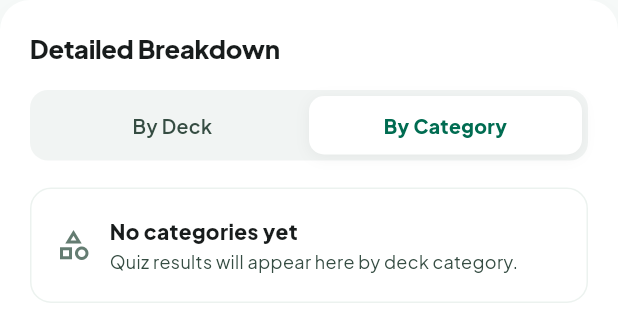
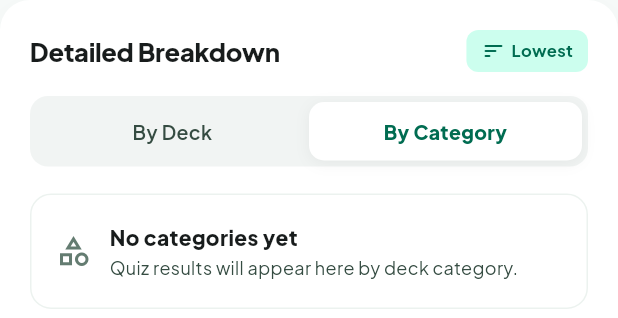
Before and after one commit to Sandy-hub-16/MnemoApp_ADET, a Flutter app: the _DetailedBreakdownSection widget shown alone on an empty page, opened directly with empty values, after a tap on "By Category", on a phone screen of 412 x 824 dp. Shown: the top 318 px of the screen. Run offline on Flutter 3.47's test engine with Material 3 defaults, Android fonts, the phone set to English and light mode, and no system bars; our stand-ins replace cloud_firestore, file_picker, firebase_auth, firebase_core, firebase_storage, flutter_dotenv and 4 more; missing offline and left inert: file_saver; accounts and stored records are empty; network calls fail.

Commit message:
progress logic and UI changes

```diff
--- a/lib/ui-layer/main_screens/progress_screen.dart
+++ b/lib/ui-layer/main_screens/progress_screen.dart
@@ -1436,6 +1436,53 @@ class _DetailedBreakdownSection extends StatefulWidget {
 class _DetailedBreakdownSectionState
     extends State<_DetailedBreakdownSection> {
   int _selectedTab = 0;
+  String _sortBy = 'lowest'; // Default: lowest score first
+
+  List<DeckProgressSummary> _sortDecks(List<DeckProgressSummary> decks) {
+    final sorted = List<DeckProgressSummary>.from(decks);
+    switch (_sortBy) {
+      case 'lowest':
+        sorted.sort((a, b) => a.mastery.compareTo(b.mastery));
+        break;
+      case 'highest':
+        sorted.sort((a, b) => b.mastery.compareTo(a.mastery));
+        break;
+      case 'recent':
+        sorted.sort((a, b) {
+          final aDate = a.lastStudiedAt ?? DateTime.fromMillisecondsSinceEpoch(0);
+          final bDate = b.lastStudiedAt ?? DateTime.fromMillisecondsSinceEpoch(0);
+          return bDate.compareTo(aDate);
+        });
+        break;
+      case 'quizzes':
+        sorted.sort((a, b) => b.attemptCount.compareTo(a.attemptCount));
+        break;
+      case 'alphabetical':
+        sorted.sort((a, b) => a.deckTitle.toLowerCase().compareTo(b.deckTitle.toLowerCase()));
+        break;
+    }
+    return sorted;
+  }
+
+  List<_SubjectStat> _sortSubjects(List<_SubjectStat> subjects) {
+    final sorted = List<_SubjectStat>.from(subjects);
+    switch (_sortBy) {
+      case 'lowest':
+        sorted.sort((a, b) => a.percent.compareTo(b.percent));
+        break;
+      case 'highest':
+        sorted.sort((a, b) => b.percent.compareTo(a.percent));
+        break;
+      case 'recent':
+      case 'quizzes':
+        sorted.sort((a, b) => b.attemptCount.compareTo(a.attemptCount));
+        break;
+      case 'alphabetical':
+        sorted.sort((a, b) => a.label.toLowerCase().compareTo(b.label.toLowerCase()));
+        break;
+    }
+    return sorted;
+  }
 
   @override
   Widget build(BuildContext context) {
@@ -1445,6 +1492,9 @@ class _DetailedBreakdownSectionState
       child: Column(
         crossAxisAlignment: CrossAxisAlignment.start,
         children: [
+          Row(
+            mainAxisAlignment: MainAxisAlignment.spaceBetween,
+            children: [
               Text(
                 'Detailed Breakdown',
                 style: GoogleFonts.plusJakartaSans(
@@ -1453,6 +1503,45 @@ class _DetailedBreakdownSectionState
                   color: AppColors.onSurface,
                   letterSpacing: -0.2,
                 ),
+              ),
+              // Sort dropdown
+              PopupMenuButton<String>(
+                initialValue: _sortBy,
+                onSelected: (value) => setState(() => _sortBy = value),
+                offset: const Offset(0, 40),
+                shape: RoundedRectangleBorder(borderRadius: BorderRadius.circular(16)),
+                color: AppColors.surfaceContainerLowest,
+                child: Container(
+                  padding: const EdgeInsets.symmetric(horizontal: 10, vertical: 6),
+                  decoration: BoxDecoration(
+                    color: AppColors.primaryContainer.withOpacity(0.3),
+                    borderRadius: BorderRadius.circular(8),
+                  ),
+                  child: Row(
+                    mainAxisSize: MainAxisSize.min,
+                    children: [
+                      Icon(Icons.sort_rounded, color: AppColors.primary, size: 16),
+                      const SizedBox(width: 4),
+                      Text(
+                        _getSortLabel(),
+                        style: GoogleFonts.plusJakartaSans(
+                          fontSize: 11,
+                          fontWeight: FontWeight.w700,
+                          color: AppColors.primary,
+                        ),
+                      ),
+                    ],
+                  ),
+                ),
+                itemBuilder: (context) => [
+                  _buildSortMenuItem('lowest', 'Lowest Score First', Icons.arrow_downward_rounded),
+                  _buildSortMenuItem('highest', 'Highest Score First', Icons.arrow_upward_rounded),
+                  _buildSortMenuItem('recent', 'Recently Studied', Icons.schedule_rounded),
+                  _buildSortMenuItem('quizzes', 'Most Quizzes', Icons.quiz_rounded),
+                  _buildSortMenuItem('alphabetical', 'Alphabetical', Icons.sort_by_alpha_rounded),
+                ],
+              ),
+            ],
           ),
           const SizedBox(height: 16),
           Container(
@@ -1482,15 +1571,61 @@ class _DetailedBreakdownSectionState
           ),
           const SizedBox(height: 18),
           if (_selectedTab == 0)
-            _DeckBreakdownContent(decks: widget.dashboard.deckSummaries)
+            _DeckBreakdownContent(decks: _sortDecks(widget.dashboard.deckSummaries))
           else
             _CategoryBreakdownContent(
-              subjects: widget.subjectStats,
+              subjects: _sortSubjects(widget.subjectStats),
               totalDecks: widget.dashboard.deckSummaries.length,
             ),
         ],
       ),
     );
+  }
+
+  PopupMenuItem<String> _buildSortMenuItem(String value, String label, IconData icon) {
+    final isSelected = _sortBy == value;
+    return PopupMenuItem<String>(
+      value: value,
+      child: Row(
+        children: [
+          Icon(
+            icon,
+            color: isSelected ? AppColors.primary : AppColors.onSurfaceVariant,
+            size: 18,
+          ),
+          const SizedBox(width: 12),
+          Text(
+            label,
+            style: GoogleFonts.plusJakartaSans(
+              fontSize: 13,
+              fontWeight: isSelected ? FontWeight.w700 : FontWeight.w600,
+              color: isSelected ? AppColors.primary : AppColors.onSurface,
+            ),
+          ),
+          if (isSelected) ...[
+            const Spacer(),
+            Icon(Icons.check_rounded, color: AppColors.primary, size: 18),
+          ],
+        ],
+      ),
+    );
+  }
+
+  String _getSortLabel() {
+    switch (_sortBy) {
+      case 'lowest':
+        return 'Lowest';
+      case 'highest':
+        return 'Highest';
+      case 'recent':
+        return 'Recent';
+      case 'quizzes':
+        return 'Quizzes';
+      case 'alphabetical':
+        return 'A-Z';
+      default:
+        return 'Sort';
+    }
   }
 }
 
@@ -1580,7 +1715,7 @@ class _DeckProgressRow extends StatelessWidget {
   @override
   Widget build(BuildContext context) {
     final masteryPercent = (deck.mastery * 100).round();
-    final color = _categoryColor(deck.category);
+    final color = _getPerformanceColor(deck.mastery);
 
     return GestureDetector(
       onTap: () => _showDeckProgressSheet(context, deck),
@@ -1650,7 +1785,7 @@ class _DeckProgressRow extends StatelessWidget {
                 value: deck.mastery,
                 minHeight: 8,
                 backgroundColor: AppColors.outlineVariant.withOpacity(0.25),
-                valueColor: AlwaysStoppedAnimation<Color>(color),
+                valueColor: AlwaysStoppedAnimation<Color>(_getPerformanceColor(deck.mastery)),
               ),
             ),
           ],
@@ -1761,7 +1896,7 @@ class _SubjectRow extends StatelessWidget {
               value: stat.percent,
               minHeight: 10,
               backgroundColor: AppColors.outlineVariant.withOpacity(0.25),
-              valueColor: AlwaysStoppedAnimation<Color>(stat.color),
+              valueColor: AlwaysStoppedAnimation<Color>(_getPerformanceColor(stat.percent)),
             ),
           ),
         ],
@@ -2144,14 +2279,14 @@ class _MasteryRingPainter extends CustomPainter {
         ..strokeWidth = strokeW,
     );
 
-    // Progress arc
+    // Progress arc with performance color
     canvas.drawArc(
       Rect.fromCircle(center: center, radius: radius),
       -math.pi / 2, // start at top
       2 * math.pi * progress.clamp(0.0, 1.0),
       false,
       Paint()
-        ..color = AppColors.primary
+        ..color = _getPerformanceColor(progress)
         ..style = PaintingStyle.stroke
         ..strokeWidth = strokeW
         ..strokeCap = StrokeCap.round,
@@ -2213,6 +2348,13 @@ class _ForgottenCard {
 // SHARED HELPERS
 // ─────────────────────────────────────────────────────────────────────────────
 
+/// Returns color based on performance: green (high ≥70%), yellow (mid 40-69%), red (low <40%)
+Color _getPerformanceColor(double percent) {
+  if (percent >= 0.7) return const Color(0xFF16A34A); // Green
+  if (percent >= 0.4) return const Color(0xFFF59E0B); // Amber/Yellow
+  return const Color(0xFFDC2626); // Red
+}
+
 BoxDecoration _cardDecoration({Color? color, Gradient? gradient}) {
   return BoxDecoration(
     color: color ?? AppColors.surfaceContainerLowest,
```
Lines whose indentation alone changed are shown as unchanged.
